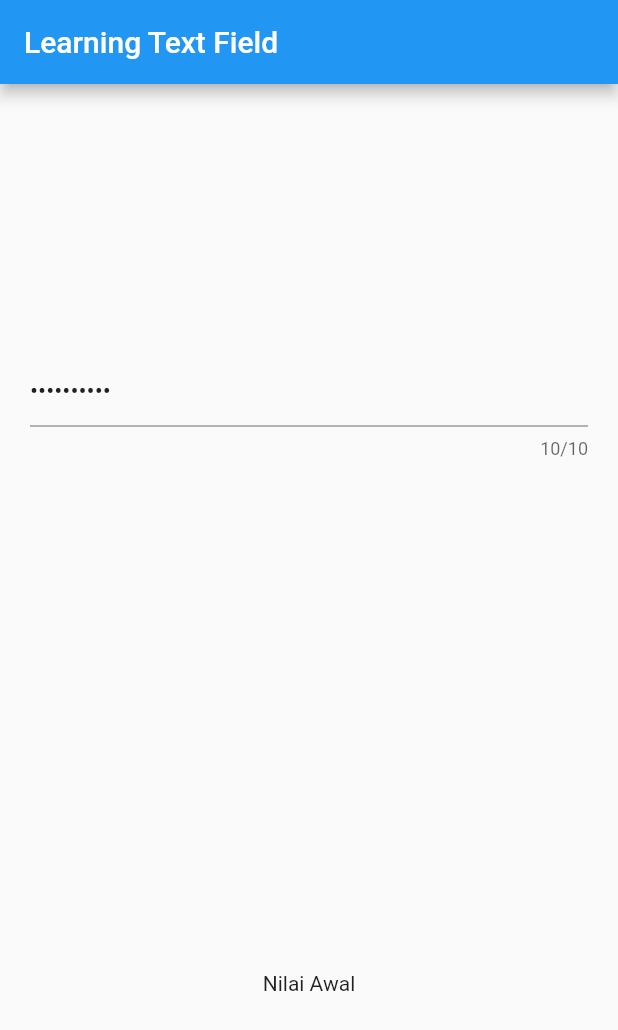
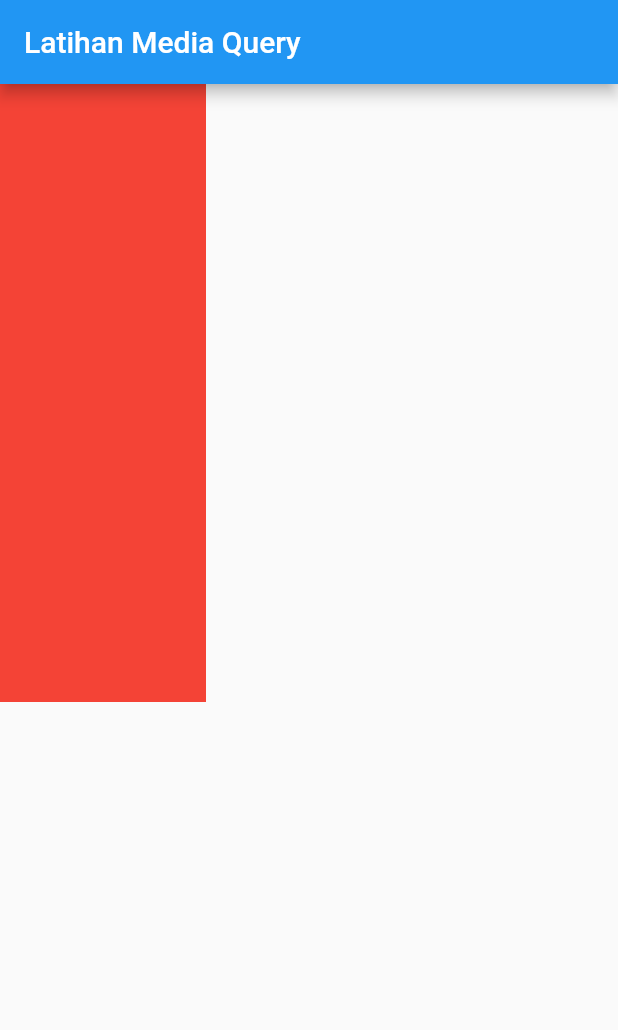
Before and after one commit to myxzlpltk/flutter-learning, a Flutter app: the screen it shows after launch, on a phone screen of 412 x 824 dp. Shown: the top 1030 px of the screen. Run offline on Flutter 3.47's test engine with Material 2 defaults, Android fonts, the phone set to English and light mode, and no system bars.

Commit message:
Learning MediaQuery

```diff
--- a/lib/main.dart
+++ b/lib/main.dart
@@ -4,38 +4,24 @@ void main() {
   runApp(MyApp());
 }
 
-class MyApp extends StatefulWidget {
-  @override
-  _MyAppState createState() => _MyAppState();
-}
-
-class _MyAppState extends State<MyApp> {
-  TextEditingController controller = TextEditingController(text: "Nilai Awal");
-
+class MyApp extends StatelessWidget {
   @override
   Widget build(BuildContext context) {
     return MaterialApp(
-      home: Scaffold(
-        appBar: AppBar(
-          title: Text("Learning Text Field"),
-        ),
-        body: Column(
-          mainAxisAlignment: MainAxisAlignment.spaceAround,
-          children: [
-            Container(
-              margin: EdgeInsets.all(20),
-              child: TextField(
-                obscureText: true,
-                maxLength: 10,
-                onChanged: (value) {
-                  setState(() {});
-                },
-                controller: controller,
-              ),
-            ),
-            Text(controller.text)
-          ],
-        ),
+      home: MainPage(),
+    );
+  }
+}
+
+class MainPage extends StatelessWidget {
+  @override
+  Widget build(BuildContext context) {
+    return Scaffold(
+      appBar: AppBar(title: Text("Latihan Media Query"),),
+      body: Container(
+        width: MediaQuery.of(context).size.width/3,
+        height: MediaQuery.of(context).size.height/2,
+        color: Colors.red,
       ),
     );
   }
```
